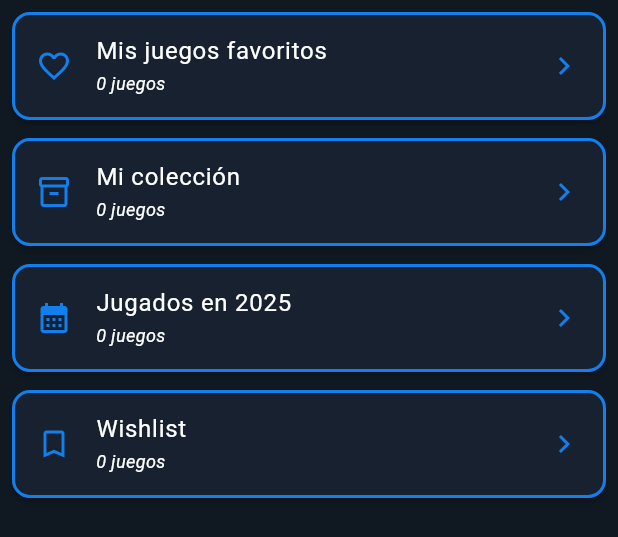
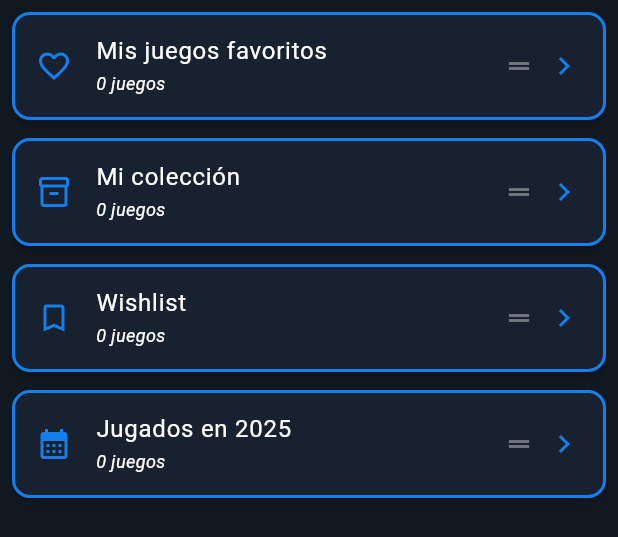
Before and after one commit to FranGonzalez7/game-tracker, a Flutter app: the ListsTab widget shown alone on an empty page, opened directly, on a phone screen of 412 x 824 dp. Shown: the top 537 px of the screen. Run offline on Flutter 3.47's test engine with Material 3 defaults, Android fonts, the light colour scheme and no system bars; our stand-ins replace cached_network_image, cloud_firestore, firebase_auth, firebase_core, firebase_storage, flutter_dotenv and 4 more; accounts and stored records are empty; generated files the repository leaves out were written again.

Commit message:
ordenamiento de listas

```diff
--- a/lib/screens/lists_tab.dart
+++ b/lib/screens/lists_tab.dart
@@ -2,6 +2,7 @@ import 'package:flutter/material.dart';
 import 'package:flutter_riverpod/flutter_riverpod.dart';
 import 'package:cached_network_image/cached_network_image.dart';
 import '../providers/lists_provider.dart';
+import '../providers/wishlist_provider.dart';
 import 'list_detail_screen.dart';
 
 class ListsTab extends ConsumerWidget {
@@ -9,7 +10,18 @@ class ListsTab extends ConsumerWidget {
 
   @override
   Widget build(BuildContext context, WidgetRef ref) {
-    final listsAsync = ref.watch(userListsStreamProvider);
+    ref.listen<AsyncValue<List<Map<String, dynamic>>>>(
+      userListsStreamProvider,
+      (previous, next) {
+        next.whenData(
+          (lists) => ref
+              .read(listsOrderOverrideProvider.notifier)
+              .syncWithFirestore(lists),
+        );
+      },
+    );
+
+    final listsAsync = ref.watch(userListsWithReorderProvider);
 
     return listsAsync.when(
       data: (lists) {
@@ -23,10 +35,97 @@ class ListsTab extends ConsumerWidget {
           );
         }
 
-        return ListView.separated(
-          padding: const EdgeInsets.all(4),
-          itemBuilder: (context, index) {
-            final list = lists[index];
+        return ReorderableListView(
+          padding: const EdgeInsets.fromLTRB(4, 4, 4, 80), // 📏 Padding extra abajo para el FAB
+          // 🎨 Decorador personalizado para el elemento mientras se arrastra (más suave y elegante)
+          proxyDecorator: (child, index, animation) {
+            return AnimatedBuilder(
+              animation: animation,
+              builder: (context, child) {
+                // 🎯 Uso una curva más suave para transiciones más naturales
+                final animValue = Curves.easeOutCubic.transform(animation.value);
+                return Material(
+                  elevation: 6 + (animValue * 6), // ✨ Elevación más alta mientras se arrastra
+                  borderRadius: BorderRadius.circular(12),
+                  shadowColor: const Color(0xFF137FEC).withOpacity(0.4),
+                  color: Colors.transparent,
+                  child: Transform.scale(
+                    scale: 1.02 + (animValue * 0.03), // 📏 Escala más sutil
+                    child: Opacity(
+                      opacity: 0.95 + (animValue * 0.05), // 🌫️ Opacidad más sutil
+                      child: child,
+                    ),
+                  ),
+                );
+              },
+              child: child,
+            );
+          },
+          onReorder: (oldIndex, newIndex) async {
+            // 📋 ReorderableListView ya ajusta el índice correctamente
+            // Si newIndex > oldIndex, significa que se mueve hacia abajo
+            // y el índice ya está ajustado por Flutter (el elemento ya fue removido)
+            // Si newIndex <= oldIndex, se mueve hacia arriba y el índice es correcto
+
+            // ⚡ ACTUALIZACIÓN OPTIMISTA: Aplico el cambio inmediatamente en el estado local
+            // (el método reorderOptimistic ya maneja el ajuste correctamente)
+            ref.read(listsOrderOverrideProvider.notifier).reorderOptimistic(oldIndex, newIndex);
+
+            // 📋 Obtengo el estado optimista actualizado para guardar en Firestore
+            // Esto asegura que usamos exactamente el mismo orden que se muestra visualmente
+            final optimisticState = ref.read(listsOrderOverrideProvider);
+            if (optimisticState == null) return; // No debería pasar, pero por seguridad
+
+            // 💾 Extraigo los IDs en el nuevo orden del estado optimista
+            final listIds = optimisticState.map((list) => list['id'] as String).toList();
+
+            // 🔥 Guardo el nuevo orden en Firestore en segundo plano
+            // (el estado local ya tiene el orden correcto, así que no hay rebote)
+            try {
+              final firestoreService = ref.read(firestoreServiceProvider);
+              await firestoreService.updateListsOrder(listIds);
+              // Cuando Firestore se actualice, el stream se sincronizará automáticamente
+            } catch (e) {
+              // ⚠️ Si falla, revierto el cambio optimista
+              ref.read(listsOrderOverrideProvider.notifier).clear();
+              if (context.mounted) {
+                ScaffoldMessenger.of(context).showSnackBar(
+                  SnackBar(
+                    content: Text('Error al actualizar el orden: $e'),
+                    backgroundColor: Colors.red,
+                  ),
+                );
+              }
+            }
+          },
+          children: [
+            for (int index = 0; index < lists.length; index++)
+              _ReorderableListCard(
+                key: ValueKey(lists[index]['id'] as String),
+                list: lists[index],
+              ),
+          ],
+        );
+      },
+      loading: () => const Center(child: CircularProgressIndicator()),
+      error: (e, _) => Center(
+        child: Text('Error al cargar listas: $e'),
+      ),
+    );
+  }
+}
+
+/// 🎴 Widget de tarjeta reordenable para cada lista
+class _ReorderableListCard extends ConsumerWidget {
+  final Map<String, dynamic> list;
+
+  const _ReorderableListCard({
+    required super.key,
+    required this.list,
+  });
+
+  @override
+  Widget build(BuildContext context, WidgetRef ref) {
     final listId = list['id'] as String;
     final name = list['name'] as String? ?? 'Sin nombre';
     IconData leadingIcon = Icons.list_alt_outlined;
@@ -39,7 +138,13 @@ class ListsTab extends ConsumerWidget {
     } else if (listId.startsWith('played_year_')) {
       leadingIcon = Icons.calendar_month;
     }
-            return Card(
+
+    return AnimatedContainer(
+      duration: const Duration(milliseconds: 300), // ⏱️ Animación suave para cambios
+      curve: Curves.easeInOut,
+      margin: const EdgeInsets.only(bottom: 4), // 📏 Espaciado entre tarjetas
+      child: Card(
+        key: key, // 🔑 Key necesaria para ReorderableListView
         elevation: 2,
         shape: RoundedRectangleBorder(
           borderRadius: BorderRadius.circular(12),
@@ -78,15 +183,6 @@ class ListsTab extends ConsumerWidget {
             ],
           ),
         ),
-            );
-          },
-          separatorBuilder: (_, __) => const SizedBox(height: 4),
-          itemCount: lists.length,
-        );
-      },
-      loading: () => const Center(child: CircularProgressIndicator()),
-      error: (e, _) => Center(
-        child: Text('Error al cargar listas: $e'),
       ),
     );
   }
@@ -128,7 +224,18 @@ class _ListHeader extends ConsumerWidget {
           ),
           contentPadding: const EdgeInsets.symmetric(horizontal: 16, vertical: 0),
           leading: Icon(leadingIcon, color: const Color(0xFF137FEC)),
-          trailing: const Icon(Icons.chevron_right),
+          trailing: Row(
+            mainAxisSize: MainAxisSize.min,
+            children: [
+              Icon(
+                Icons.drag_handle,
+                color: Theme.of(context).colorScheme.onSurface.withOpacity(0.4),
+                size: 20,
+              ),
+              const SizedBox(width: 8),
+              const Icon(Icons.chevron_right),
+            ],
+          ),
           mouseCursor: SystemMouseCursors.basic,
         );
       },
@@ -139,7 +246,18 @@ class _ListHeader extends ConsumerWidget {
           overflow: TextOverflow.ellipsis,
         ),
         leading: Icon(leadingIcon, color: const Color(0xFF137FEC)),
-        trailing: const Icon(Icons.chevron_right),
+        trailing: Row(
+          mainAxisSize: MainAxisSize.min,
+          children: [
+            Icon(
+              Icons.drag_handle,
+              color: Theme.of(context).colorScheme.onSurface.withOpacity(0.4),
+              size: 20,
+            ),
+            const SizedBox(width: 8),
+            const Icon(Icons.chevron_right),
+          ],
+        ),
         mouseCursor: SystemMouseCursors.basic,
       ),
       error: (_, __) => ListTile(
@@ -149,7 +267,18 @@ class _ListHeader extends ConsumerWidget {
           overflow: TextOverflow.ellipsis,
         ),
         leading: Icon(leadingIcon, color: const Color(0xFF137FEC)),
-        trailing: const Icon(Icons.chevron_right),
+        trailing: Row(
+          mainAxisSize: MainAxisSize.min,
+          children: [
+            Icon(
+              Icons.drag_handle,
+              color: Theme.of(context).colorScheme.onSurface.withOpacity(0.4),
+              size: 20,
+            ),
+            const SizedBox(width: 8),
+            const Icon(Icons.chevron_right),
+          ],
+        ),
         mouseCursor: SystemMouseCursors.basic,
       ),
     );
```
Also changed, not shown: lib/providers/lists_provider.dart (+78 -0 lines), lib/services/firestore_service.dart (+78 -3 lines). Lines whose indentation alone changed are shown as unchanged.
